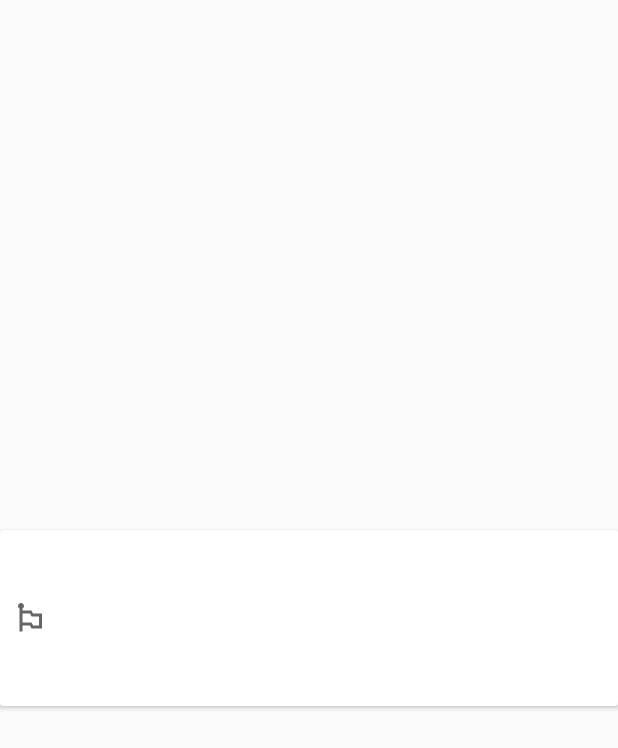
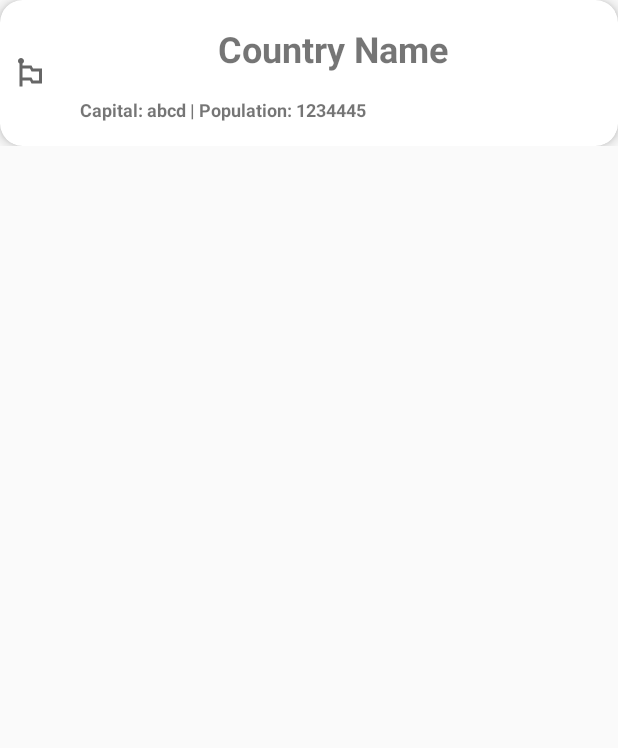
Before and after one commit to nelsonsaake/Android-NocusCountries, an Android app: the layout country_list_item.xml on its own in the app's theme, with its tools: preview values and no code run, on a phone screen of 412 x 824 dp. Shown: the top 748 px of the screen. Run offline under Robolectric (Android 15) with nearby library versions, the phone set to English and light mode, and no system bars.

Commit message:
commit changes to card view

```diff
--- a/app/src/main/res/layout/country_list_item.xml
+++ b/app/src/main/res/layout/country_list_item.xml
@@ -3,12 +3,15 @@
     xmlns:app="http://schemas.android.com/apk/res-auto"
     xmlns:tools="http://schemas.android.com/tools"
     android:layout_width="match_parent"
-    android:layout_height="match_parent">
+    android:layout_height="wrap_content">
 
     <androidx.cardview.widget.CardView
         android:id="@+id/countryItem"
         android:layout_width="0dp"
         android:layout_height="wrap_content"
+        app:cardCornerRadius="15dp"
+        app:cardElevation="5dp"
+        app:cardMaxElevation="5dp"
         app:layout_constraintBottom_toBottomOf="parent"
         app:layout_constraintEnd_toEndOf="parent"
         app:layout_constraintStart_toStartOf="parent"
@@ -16,15 +19,19 @@
 
         <androidx.constraintlayout.widget.ConstraintLayout
             android:layout_width="match_parent"
-            android:layout_height="match_parent">
+            android:layout_height="wrap_content">
 
             <TextView
                 android:id="@+id/countryNameText"
                 android:layout_width="0dp"
                 android:layout_height="wrap_content"
-                android:layout_marginStart="8dp"
-                android:layout_marginTop="8dp"
-                android:layout_marginEnd="8dp"
+                android:layout_marginStart="16dp"
+                android:layout_marginTop="16dp"
+                android:layout_marginEnd="16dp"
+                android:text="Country Name"
+                android:textAlignment="center"
+                android:textSize="24sp"
+                android:textStyle="bold"
                 app:layout_constraintEnd_toEndOf="parent"
                 app:layout_constraintStart_toEndOf="@+id/imageView"
                 app:layout_constraintTop_toTopOf="parent" />
@@ -32,23 +39,28 @@
             <ImageView
                 android:id="@+id/imageView"
                 android:layout_width="wrap_content"
-                android:layout_height="101dp"
+                android:layout_height="0dp"
                 android:layout_marginStart="8dp"
                 android:layout_marginTop="8dp"
                 android:layout_marginBottom="8dp"
+                android:contentDescription="TODO"
                 app:layout_constraintBottom_toBottomOf="parent"
                 app:layout_constraintStart_toStartOf="parent"
                 app:layout_constraintTop_toTopOf="parent"
-                app:srcCompat="@drawable/ic_baseline_emoji_flags_24"
-                android:contentDescription="TODO" />
+                app:srcCompat="@drawable/ic_baseline_emoji_flags_24" />
 
             <TextView
                 android:id="@+id/briefDetailsText"
                 android:layout_width="0dp"
                 android:layout_height="wrap_content"
-                android:layout_marginStart="8dp"
-                android:layout_marginTop="8dp"
-                android:layout_marginBottom="8dp"
+                android:layout_marginStart="16dp"
+                android:layout_marginTop="16dp"
+                android:layout_marginEnd="16dp"
+                android:layout_marginBottom="16dp"
+                android:paddingLeft="5dp"
+                android:text="Capital: abcd | Population: 1234445"
+                android:textSize="12sp"
+                android:textStyle="bold"
                 app:layout_constraintBottom_toBottomOf="parent"
                 app:layout_constraintEnd_toEndOf="parent"
                 app:layout_constraintStart_toEndOf="@+id/imageView"
```
